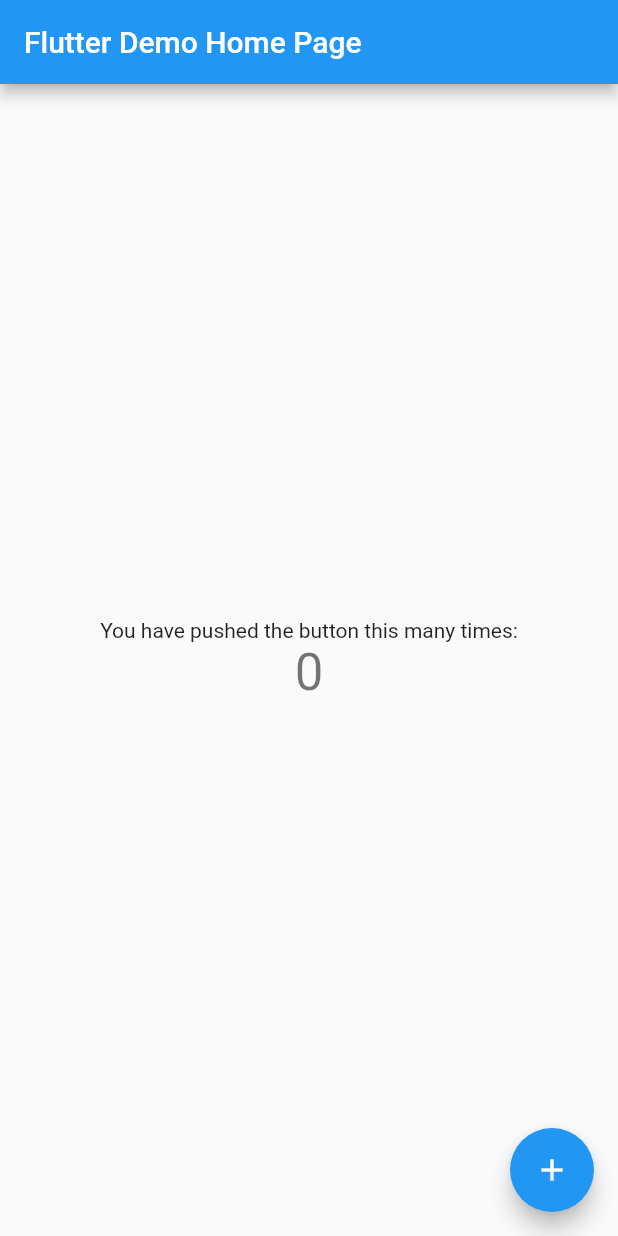
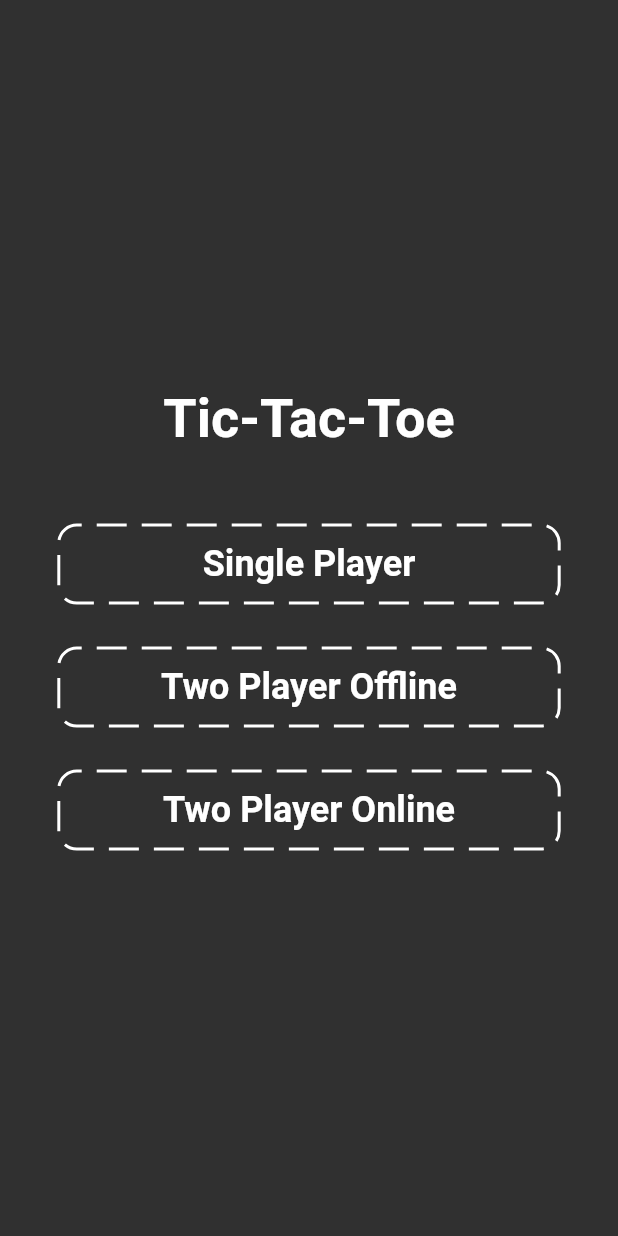
Before and after one commit to zwethu/Flutter-Tic-Tac-Toe-Online, a Flutter app: the screen it shows after launch, on a phone screen of 412 x 824 dp. Run offline on Flutter 3.47's test engine with Material 2 defaults, Android fonts, the phone set to English and light mode, and no system bars; drawn by our look-alikes of dotted_border.

Commit message:
mode scrrens added

```diff
--- a/lib/main.dart
+++ b/lib/main.dart
@@ -1,115 +1,20 @@
 import 'package:flutter/material.dart';
+import 'package:tic_tac_toe/screens/home_screen.dart';
 
-void main() {
+void main(List<String> args) {
   runApp(const MyApp());
 }
 
 class MyApp extends StatelessWidget {
   const MyApp({Key? key}) : super(key: key);
-
-  // This widget is the root of your application.
   @override
   Widget build(BuildContext context) {
     return MaterialApp(
-      title: 'Flutter Demo',
-      theme: ThemeData(
-        // This is the theme of your application.
-        //
-        // Try running your application with "flutter run". You'll see the
-        // application has a blue toolbar. Then, without quitting the app, try
-        // changing the primarySwatch below to Colors.green and then invoke
-        // "hot reload" (press "r" in the console where you ran "flutter run",
-        // or simply save your changes to "hot reload" in a Flutter IDE).
-        // Notice that the counter didn't reset back to zero; the application
-        // is not restarted.
-        primarySwatch: Colors.blue,
-      ),
-      home: const MyHomePage(title: 'Flutter Demo Home Page'),
+      debugShowCheckedModeBanner: false,
+      title: 'Tic Tac Toe',
+      themeMode: ThemeMode.dark,
+      darkTheme: ThemeData.dark(),
+      home: const HomeScreen(),
     );
   }
 }
-
-class MyHomePage extends StatefulWidget {
-  const MyHomePage({Key? key, required this.title}) : super(key: key);
-
-  // This widget is the home page of your application. It is stateful, meaning
-  // that it has a State object (defined below) that contains fields that affect
-  // how it looks.
-
-  // This class is the configuration for the state. It holds the values (in this
-  // case the title) provided by the parent (in this case the App widget) and
-  // used by the build method of the State. Fields in a Widget subclass are
-  // always marked "final".
-
-  final String title;
-
-  @override
-  State<MyHomePage> createState() => _MyHomePageState();
-}
-
-class _MyHomePageState extends State<MyHomePage> {
-  int _counter = 0;
-
-  void _incrementCounter() {
-    setState(() {
-      // This call to setState tells the Flutter framework that something has
-      // changed in this State, which causes it to rerun the build method below
-      // so that the display can reflect the updated values. If we changed
-      // _counter without calling setState(), then the build method would not be
-      // called again, and so nothing would appear to happen.
-      _counter++;
-    });
-  }
-
-  @override
-  Widget build(BuildContext context) {
-    // This method is rerun every time setState is called, for instance as done
-    // by the _incrementCounter method above.
-    //
-    // The Flutter framework has been optimized to make rerunning build methods
-    // fast, so that you can just rebuild anything that needs updating rather
-    // than having to individually change instances of widgets.
-    return Scaffold(
-      appBar: AppBar(
-        // Here we take the value from the MyHomePage object that was created by
-        // the App.build method, and use it to set our appbar title.
-        title: Text(widget.title),
-      ),
-      body: Center(
-        // Center is a layout widget. It takes a single child and positions it
-        // in the middle of the parent.
-        child: Column(
-          // Column is also a layout widget. It takes a list of children and
-          // arranges them vertically. By default, it sizes itself to fit its
-          // children horizontally, and tries to be as tall as its parent.
-          //
-          // Invoke "debug painting" (press "p" in the console, choose the
-          // "Toggle Debug Paint" action from the Flutter Inspector in Android
-          // Studio, or the "Toggle Debug Paint" command in Visual Studio Code)
-          // to see the wireframe for each widget.
-          //
-          // Column has various properties to control how it sizes itself and
-          // how it positions its children. Here we use mainAxisAlignment to
-          // center the children vertically; the main axis here is the vertical
-          // axis because Columns are vertical (the cross axis would be
-          // horizontal).
-          mainAxisAlignment: MainAxisAlignment.center,
-          children: <Widget>[
-            const Text(
-              'You have pushed the button this many times:',
-            ),
-            Text(
-              '$_counter',
-              style: Theme.of(context).textTheme.headline4,
-            ),
-          ],
-        ),
-      ),
-      floatingActionButton: FloatingActionButton(
-        onPressed: _incrementCounter,
-        tooltip: 'Increment',
-        child: const Icon(Icons.add),
-      ), // This trailing comma makes auto-formatting nicer for build methods.
-    );
-  }
-}
--- /dev/null
+++ b/lib/reusable_widgets.dart
@@ -0,0 +1,80 @@
+import 'package:dotted_border/dotted_border.dart';
+import 'package:flutter/material.dart';
+import 'package:tic_tac_toe/style.dart';
+
+class GameMode extends StatefulWidget {
+  final String modeText;
+  final Function onTap;
+  final Color color;
+  const GameMode(
+      {Key? key,
+      required this.modeText,
+      required this.onTap,
+      required this.color})
+      : super(key: key);
+
+  @override
+  State<GameMode> createState() => _GameModeState();
+}
+
+class _GameModeState extends State<GameMode> {
+  @override
+  Widget build(BuildContext context) {
+    return Center(
+      child: DottedBorder(
+        borderType: BorderType.RRect,
+        radius: const Radius.circular(12),
+        dashPattern: const [20, 10],
+        color: widget.color,
+        strokeWidth: 2,
+        child: SizedBox(
+          width: MediaQuery.of(context).size.width * 0.8,
+          child: TextButton(
+            onPressed: () => widget.onTap(),
+            child: Text(
+              widget.modeText,
+              style: normalFont.copyWith(color: widget.color),
+            ),
+          ),
+        ),
+      ),
+    );
+  }
+}
+
+class ButtonBack extends StatelessWidget {
+  final Icon iconName;
+  final Function onTap;
+  final Color color;
+  const ButtonBack(
+      {Key? key,
+      required this.iconName,
+      required this.onTap,
+      required this.color})
+      : super(key: key);
+
+  @override
+  Widget build(BuildContext context) {
+    return Center(
+      child: DottedBorder(
+        borderType: BorderType.RRect,
+        radius: const Radius.circular(12),
+        dashPattern: const [15, 10],
+        color: color,
+        strokeWidth: 2,
+        child: SizedBox(
+          width: 60,
+          height: 60,
+          child: TextButton(
+            onPressed: () => onTap(),
+            child: Icon(
+              Icons.arrow_back_outlined,
+              color: color,
+              size: 30,
+            ),
+          ),
+        ),
+      ),
+    );
+  }
+}
--- /dev/null
+++ b/lib/screens/home_screen.dart
@@ -0,0 +1,96 @@
+///this screen is home screen. User need to select one of modes(single, multiplayer offline, multiplayer online)
+import 'dart:async';
+import 'package:flutter/material.dart';
+import 'package:tic_tac_toe/reusable_widgets.dart';
+import 'package:tic_tac_toe/screens/single_player_mode_screen.dart';
+import 'package:tic_tac_toe/screens/two_player_online_mode_screen.dart';
+import 'package:tic_tac_toe/style.dart';
+
+class HomeScreen extends StatefulWidget {
+  const HomeScreen({Key? key}) : super(key: key);
+
+  @override
+  State<HomeScreen> createState() => _HomeScreenState();
+}
+
+class _HomeScreenState extends State<HomeScreen> {
+  final Color onTapColor = const Color(0xff035956);
+  // ignore: non_constant_identifier_names
+  int TouchedIndex = -1;
+
+  @override
+  Widget build(BuildContext context) {
+    return Scaffold(
+      body: SafeArea(
+        child: Column(
+          mainAxisAlignment: MainAxisAlignment.center,
+          crossAxisAlignment: CrossAxisAlignment.center,
+          children: [
+            const Text(
+              'Tic-Tac-Toe',
+              style: bigFont,
+            ),
+            const SizedBox(height: 50),
+            //single player mode with AI
+            GameMode(
+                modeText: 'Single Player',
+                color: TouchedIndex == 0 ? onTapColor : Colors.white,
+                onTap: () {
+                  setState(() {
+                    TouchedIndex = 0;
+                    resetTouchAnimation();
+                    Navigator.push(
+                      context,
+                      MaterialPageRoute(
+                          builder: (context) => const SinglePlayerModeScreen()),
+                    );
+                  });
+                }),
+            const SizedBox(height: 30),
+            //Multiplayer offline mode. Tow players can play together with a phone
+            GameMode(
+                modeText: 'Two Player Offline',
+                color: TouchedIndex == 1 ? onTapColor : Colors.white,
+                onTap: () {
+                  setState(() {
+                    TouchedIndex = 1;
+                    resetTouchAnimation();
+                    Navigator.push(
+                      context,
+                      MaterialPageRoute(
+                          builder: (context) => const SinglePlayerModeScreen()),
+                    );
+                  });
+                }),
+            const SizedBox(height: 30),
+            //Multiplayer online mode.
+            // Two players can play together using internet connection.
+            //U need a server code to play with other.
+            GameMode(
+                modeText: 'Two Player Online',
+                color: TouchedIndex == 2 ? onTapColor : Colors.white,
+                onTap: () {
+                  setState(() {
+                    TouchedIndex = 2;
+                    resetTouchAnimation();
+                    Navigator.push(
+                      context,
+                      MaterialPageRoute(
+                          builder: (context) => const TwoPlayerOnlineModeScreen()),
+                    );
+                  });
+                }),
+          ],
+        ),
+      ),
+    );
+  }
+
+  Timer resetTouchAnimation() {
+    return Timer(const Duration(milliseconds: 300), () {
+      setState(() {
+        TouchedIndex = -1;
+      });
+    });
+  }
+}
--- /dev/null
+++ b/lib/style.dart
@@ -0,0 +1,13 @@
+import 'package:flutter/material.dart';
+
+const TextStyle bigFont = TextStyle(
+  fontSize: 36,
+  color: Colors.white,
+  fontWeight: FontWeight.bold,
+);
+
+const TextStyle normalFont = TextStyle(
+  fontSize: 24,
+  color: Colors.white,
+  fontWeight: FontWeight.bold,
+);
--- a/pubspec.yaml
+++ b/pubspec.yaml
@@ -34,6 +34,7 @@ dependencies:
   # The following adds the Cupertino Icons font to your application.
   # Use with the CupertinoIcons class for iOS style icons.
   cupertino_icons: ^1.0.2
+  dotted_border: ^2.0.0+2
 
 dev_dependencies:
   flutter_test:
```
Also changed, not shown: lib/screens/single_player_mode_screen.dart (added, +91 -0 lines), lib/screens/two_player_online_mode_screen.dart (added, +79 -0 lines), pubspec.lock.
